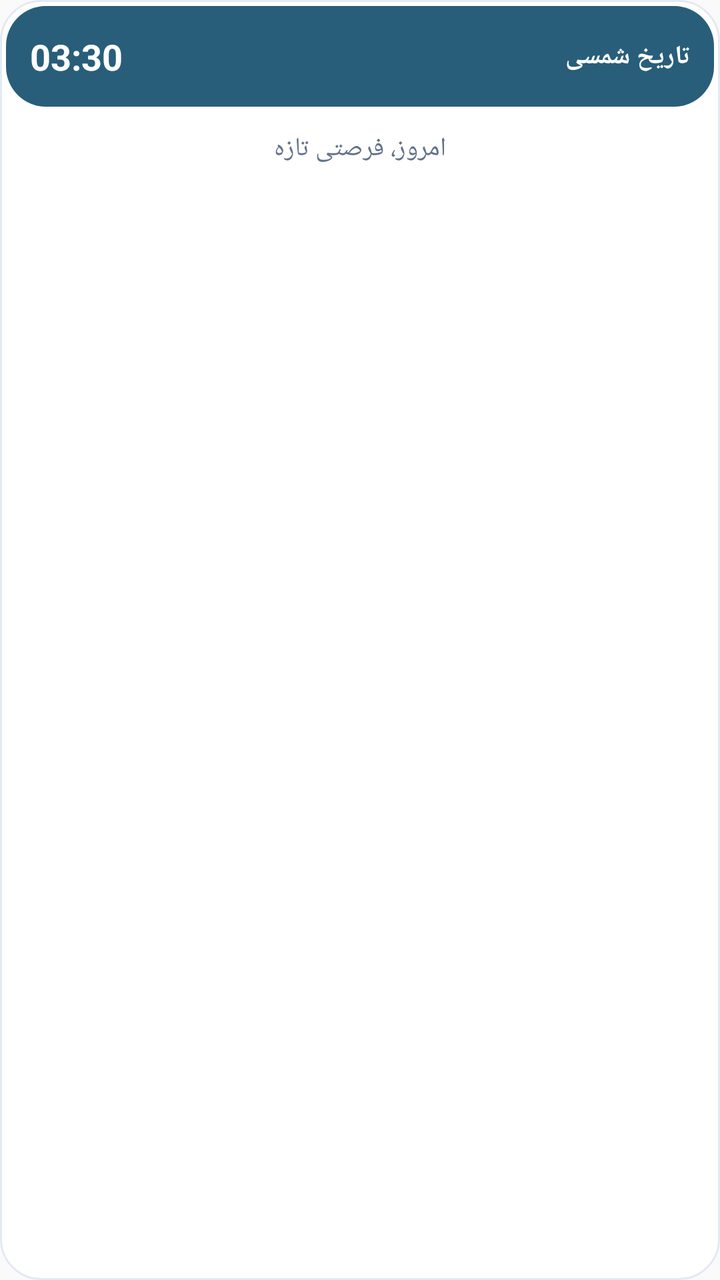
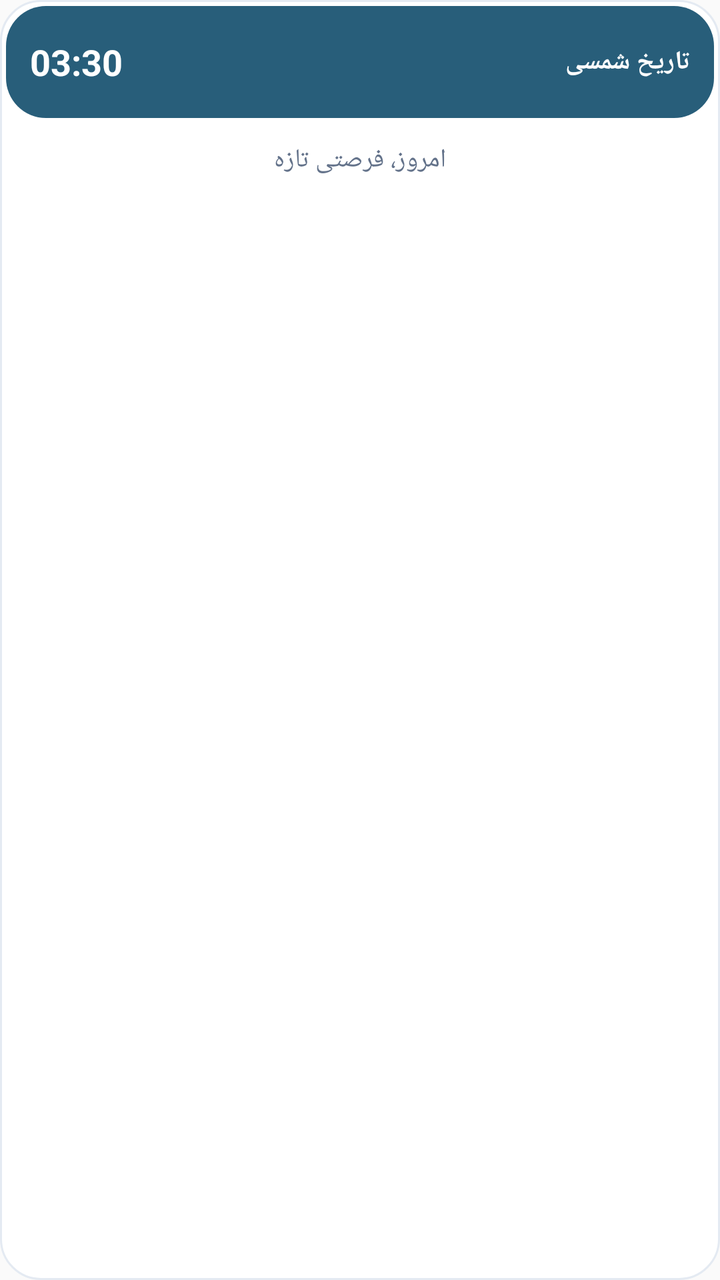

Screens rendered from an Android XML layout before and after an edit, with the pre-edit source and the edit as a unified diff.
<!-- AndroidManifest.xml: application theme android:Theme.Material.Light.NoActionBar -->
<!-- res/layout/widget_date.xml -->
<LinearLayout xmlns:android="http://schemas.android.com/apk/res/android" android:layout_width="match_parent" android:layout_height="match_parent" android:orientation="vertical" android:layoutDirection="rtl" android:padding="3dp" android:background="@drawable/widget_body"><FrameLayout android:layout_width="match_parent" android:layout_height="wrap_content"><ImageView android:id="@+id/widget_header_image" android:layout_width="match_parent" android:layout_height="match_parent" android:scaleType="fitXY" android:src="@drawable/widget_day_0"/><LinearLayout android:id="@+id/widget_header" android:layout_width="match_parent" android:layout_height="wrap_content" android:layoutDirection="rtl" android:orientation="horizontal" android:gravity="center_vertical" android:paddingHorizontal="12dp" android:paddingVertical="13dp" ><TextView android:id="@+id/date_text" android:layout_width="0dp" android:layout_height="wrap_content" android:layout_weight="1" android:gravity="right|center_vertical" android:textDirection="rtl" android:textLocale="fa-IR" android:textSize="13sp" android:textStyle="bold" android:textColor="#FFFFFF" android:maxLines="2" android:ellipsize="end" android:text="تاریخ شمسی"/><TextClock android:id="@+id/iran_clock" android:layout_width="wrap_content" android:layout_height="wrap_content" android:layout_marginStart="9dp" android:timeZone="Asia/Tehran" android:format24Hour="HH:mm" android:format12Hour="HH:mm" android:textLocale="fa-IR" android:textColor="#FFFFFF" android:textSize="18sp" android:textStyle="bold"/></LinearLayout></FrameLayout><TextView android:layout_width="match_parent" android:layout_height="wrap_content" android:gravity="center" android:padding="12dp" android:text="امروز، فرصتی تازه" android:textColor="#63728A" android:textSize="13sp"/></LinearLayout>
<!-- resources referenced by this layout -->
<resources>
  <!-- drawable widget_body (drawable) -->
  <shape xmlns:android="http://schemas.android.com/apk/res/android"><solid android:color="#FFFFFFFF"/><corners android:radius="20dp"/><stroke android:width="1dp" android:color="#E4EAF2"/></shape>
  <!-- drawable widget_day_0 (drawable) -->
  <shape xmlns:android="http://schemas.android.com/apk/res/android" android:shape="rectangle"><solid android:color="#285E7A"/><corners android:radius="20dp"/></shape>
</resources>

<!-- the commit's change to res/layout/widget_date.xml (unified diff, before → after) -->
@@ -1 +1 @@
-<LinearLayout xmlns:android="http://schemas.android.com/apk/res/android" android:layout_width="match_parent" android:layout_height="match_parent" android:orientation="vertical" android:layoutDirection="rtl" android:padding="3dp" android:background="@drawable/widget_body"><FrameLayout android:layout_width="match_parent" android:layout_height="wrap_content"><ImageView android:id="@+id/widget_header_image" android:layout_width="match_parent" android:layout_height="match_parent" android:scaleType="fitXY" android:src="@drawable/widget_day_0"/><LinearLayout android:id="@+id/widget_header" android:layout_width="match_parent" android:layout_height="wrap_content" android:layoutDirection="rtl" android:orientation="horizontal" android:gravity="center_vertical" android:paddingHorizontal="12dp" android:paddingVertical="13dp" ><TextView android:id="@+id/date_text" android:layout_width="0dp" android:layout_height="wrap_content" android:layout_weight="1" android:gravity="right|center_vertical" android:textDirection="rtl" android:textLocale="fa-IR" android:textSize="13sp" android:textStyle="bold" android:textColor="#FFFFFF" android:maxLines="2" android:ellipsize="end" android:text="تاریخ شمسی"/><TextClock android:id="@+id/iran_clock" android:layout_width="wrap_content" android:layout_height="wrap_content" android:layout_marginStart="9dp" android:timeZone="Asia/Tehran" android:format24Hour="HH:mm" android:format12Hour="HH:mm" android:textLocale="fa-IR" android:textColor="#FFFFFF" android:textSize="18sp" android:textStyle="bold"/></LinearLayout></FrameLayout><TextView android:layout_width="match_parent" android:layout_height="wrap_content" android:gravity="center" android:padding="12dp" android:text="امروز، فرصتی تازه" android:textColor="#63728A" android:textSize="13sp"/></LinearLayout>
+<LinearLayout xmlns:android="http://schemas.android.com/apk/res/android" android:layout_width="match_parent" android:layout_height="match_parent" android:orientation="vertical" android:layoutDirection="rtl" android:padding="3dp" android:background="@drawable/widget_body"><FrameLayout android:layout_width="match_parent" android:layout_height="56dp"><ImageView android:id="@+id/widget_header_image" android:layout_width="match_parent" android:layout_height="match_parent" android:scaleType="fitXY" android:src="@drawable/widget_day_0"/><LinearLayout android:id="@+id/widget_header" android:layout_width="match_parent" android:layout_height="match_parent" android:layoutDirection="rtl" android:orientation="horizontal" android:gravity="center_vertical" android:paddingHorizontal="12dp" android:paddingVertical="13dp" ><TextView android:id="@+id/date_text" android:layout_width="0dp" android:layout_height="wrap_content" android:layout_weight="1" android:gravity="right|center_vertical" android:textDirection="rtl" android:textLocale="fa-IR" android:textSize="13sp" android:textStyle="bold" android:textColor="#FFFFFF" android:maxLines="2" android:ellipsize="end" android:text="تاریخ شمسی"/><TextClock android:id="@+id/iran_clock" android:layout_width="wrap_content" android:layout_height="wrap_content" android:layout_marginStart="9dp" android:timeZone="Asia/Tehran" android:format24Hour="HH:mm" android:format12Hour="HH:mm" android:textLocale="fa-IR" android:textColor="#FFFFFF" android:textSize="18sp" android:textStyle="bold"/></LinearLayout></FrameLayout><TextView android:layout_width="match_parent" android:layout_height="wrap_content" android:gravity="center" android:padding="12dp" android:text="امروز، فرصتی تازه" android:textColor="#63728A" android:textSize="13sp"/></LinearLayout>
